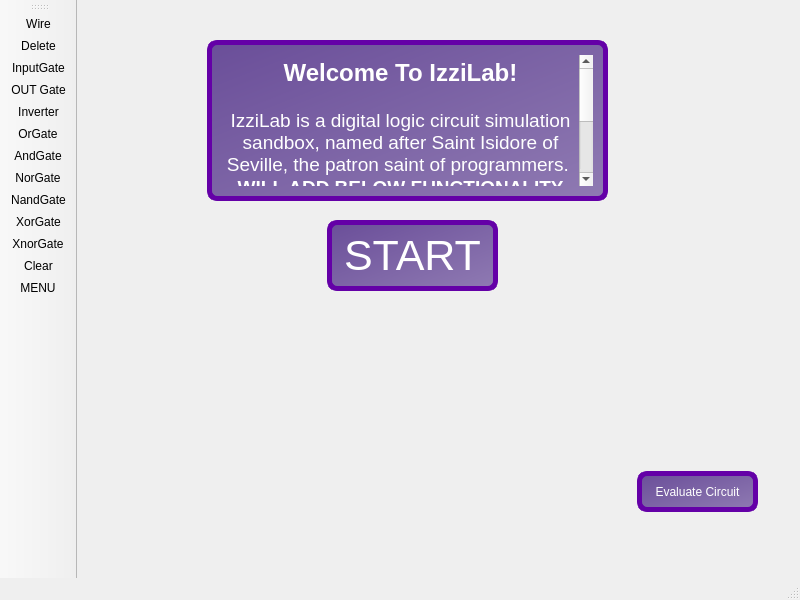
This is CircuitBuilder/mainwindow.ui in lilzooty/IzziLab as Qt 5 draws it before an edit. The edited form follows.
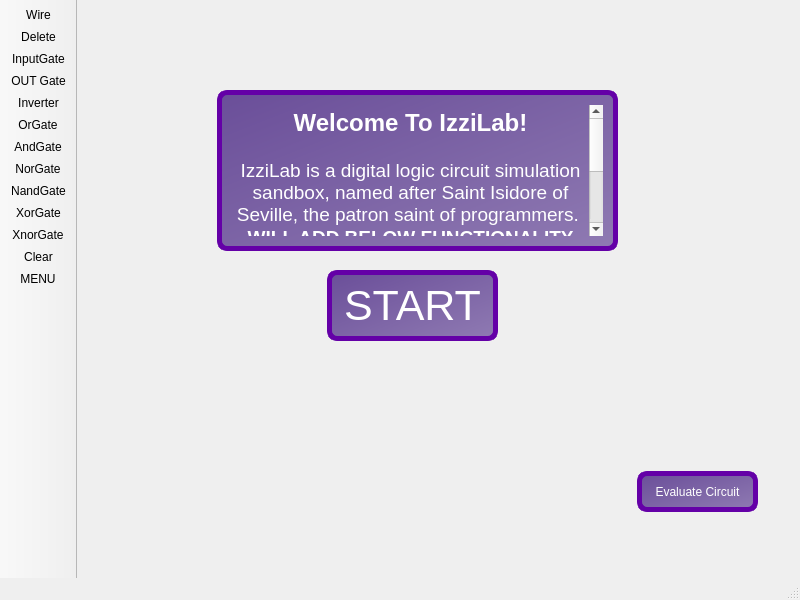
This is the edited form. Icons and pictures are not drawn.

Commit message: delete and clear now affects input gates, also made button hovering colors better, toolbar cant be moved by user

The edit to the form file:
```diff
--- a/CircuitBuilder/mainwindow.ui
+++ b/CircuitBuilder/mainwindow.ui
@@ -37,7 +37,7 @@
     <property name="geometry">
      <rect>
       <x>250</x>
-      <y>220</y>
+      <y>270</y>
       <width>171</width>
       <height>71</height>
      </rect>
@@ -80,8 +80,8 @@
    <widget class="QTextEdit" name="textEdit">
     <property name="geometry">
      <rect>
-      <x>130</x>
-      <y>40</y>
+      <x>140</x>
+      <y>90</y>
       <width>401</width>
       <height>161</height>
      </rect>
@@ -171,6 +171,15 @@
    <property name="windowTitle">
     <string>toolBar</string>
    </property>
+   <property name="movable">
+    <bool>false</bool>
+   </property>
+   <property name="allowedAreas">
+    <set>Qt::ToolBarArea::LeftToolBarArea</set>
+   </property>
+   <property name="floatable">
+    <bool>false</bool>
+   </property>
    <attribute name="toolBarArea">
     <enum>LeftToolBarArea</enum>
    </attribute>
```
The commit also changes 5 other files.
